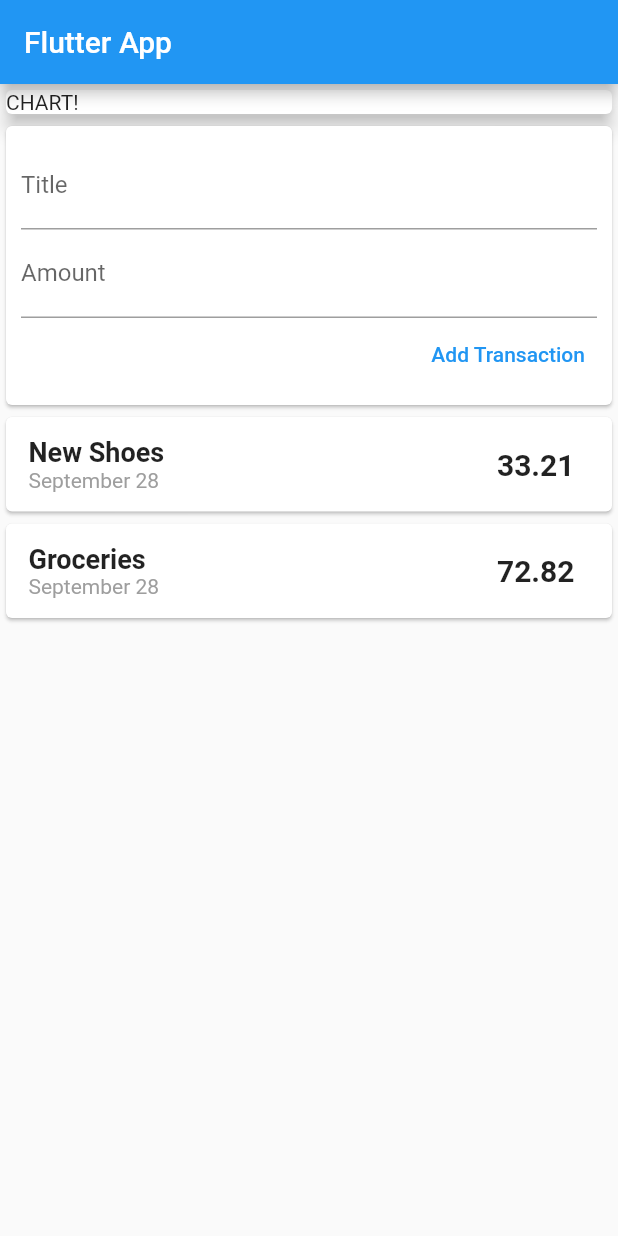
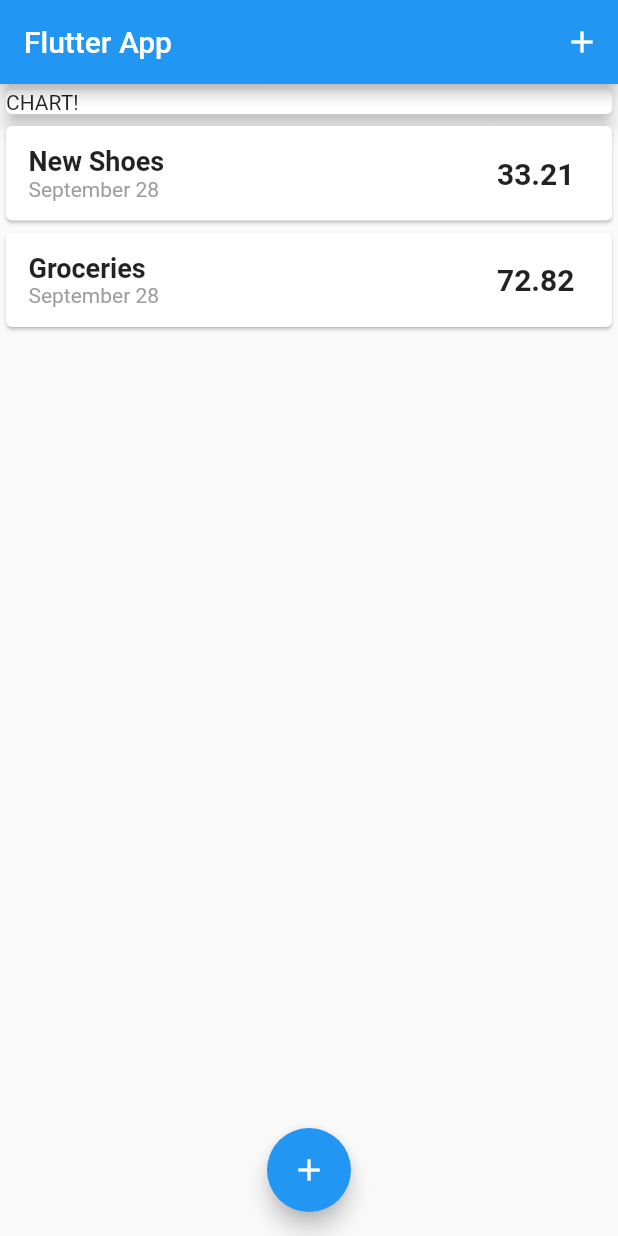
Before and after one commit to ralsuwaidi/flutter_styling_exploration, a Flutter app: the screen it shows after launch, on a phone screen of 412 x 824 dp. Run offline on Flutter 3.47's test engine with Material 2 defaults, Android fonts, the phone set to English and light mode, and no system bars.

```diff
--- a/lib/main.dart
+++ b/lib/main.dart
@@ -1,4 +1,6 @@
-import 'package:first_app/widgets/user_transaction.dart';
+import './widgets/new_transaction.dart';
+import './widgets/transaction_list.dart';
+import './models/transaction.dart';
 
 import 'package:flutter/material.dart';
 
@@ -14,15 +16,49 @@ class MyApp extends StatelessWidget {
   }
 }
 
-class MyHomePage extends StatelessWidget {
-  String titleInput;
-  String amountinput;
+class MyHomePage extends StatefulWidget {
+  @override
+  State<MyHomePage> createState() => _MyHomePageState();
+}
+
+class _MyHomePageState extends State<MyHomePage> {
+  final List<Transaction> _userTransactions = [
+    Transaction(
+        id: '1', title: 'New Shoes', amount: 33.21, date: DateTime.now()),
+    Transaction(
+        id: '2', title: 'Groceries', amount: 72.82, date: DateTime.now())
+  ];
+
+  void _addNewTransaction(String title, double amount) {
+    final newTx = Transaction(
+        id: DateTime.now().toString(),
+        title: title,
+        amount: amount,
+        date: DateTime.now());
+
+    setState(() {
+      _userTransactions.add(newTx);
+    });
+  }
+
+  void _startAddNewTrx(ctx) {
+    showModalBottomSheet(
+      context: ctx,
+      builder: (bCtx) {
+        return NewTransaction(_addNewTransaction);
+      },
+    );
+  }
 
   @override
   Widget build(BuildContext context) {
     return Scaffold(
       appBar: AppBar(
         title: Text('Flutter App'),
+        actions: [
+          IconButton(
+              onPressed: () => _startAddNewTrx(context), icon: Icon(Icons.add))
+        ],
       ),
       body: SingleChildScrollView(
         child: Column(
@@ -35,9 +71,14 @@ class MyHomePage extends StatelessWidget {
                 elevation: 5,
               ),
             ),
-            UserTransactions()
+            TransactionList(_userTransactions)
           ],
         ),
+      ),
+      floatingActionButtonLocation: FloatingActionButtonLocation.centerFloat,
+      floatingActionButton: FloatingActionButton(
+        child: Icon(Icons.add),
+        onPressed: () => _startAddNewTrx(context),
       ),
     );
   }
--- a/lib/widgets/user_transaction.dart
+++ /dev/null
@@ -1,40 +0,0 @@
-import 'package:flutter/material.dart';
-import './new_transaction.dart';
-import './transaction_list.dart';
-import '../models/transaction.dart';
-
-class UserTransactions extends StatefulWidget {
-  @override
-  _UserTransactionsState createState() => _UserTransactionsState();
-}
-
-class _UserTransactionsState extends State<UserTransactions> {
-  final List<Transaction> _userTransactions = [
-    Transaction(
-        id: '1', title: 'New Shoes', amount: 33.21, date: DateTime.now()),
-    Transaction(
-        id: '2', title: 'Groceries', amount: 72.82, date: DateTime.now())
-  ];
-
-  void _addNewTransaction(String title, double amount) {
-    final newTx = Transaction(
-        id: DateTime.now().toString(),
-        title: title,
-        amount: amount,
-        date: DateTime.now());
-
-    setState(() {
-      _userTransactions.add(newTx);
-    });
-  }
-
-  @override
-  Widget build(BuildContext context) {
-    return Column(
-      children: [
-        NewTransaction(_addNewTransaction),
-        TransactionList(_userTransactions),
-      ],
-    );
-  }
-}
```
Also changed, not shown: lib/widgets/new_transaction.dart (+11 -5 lines).
